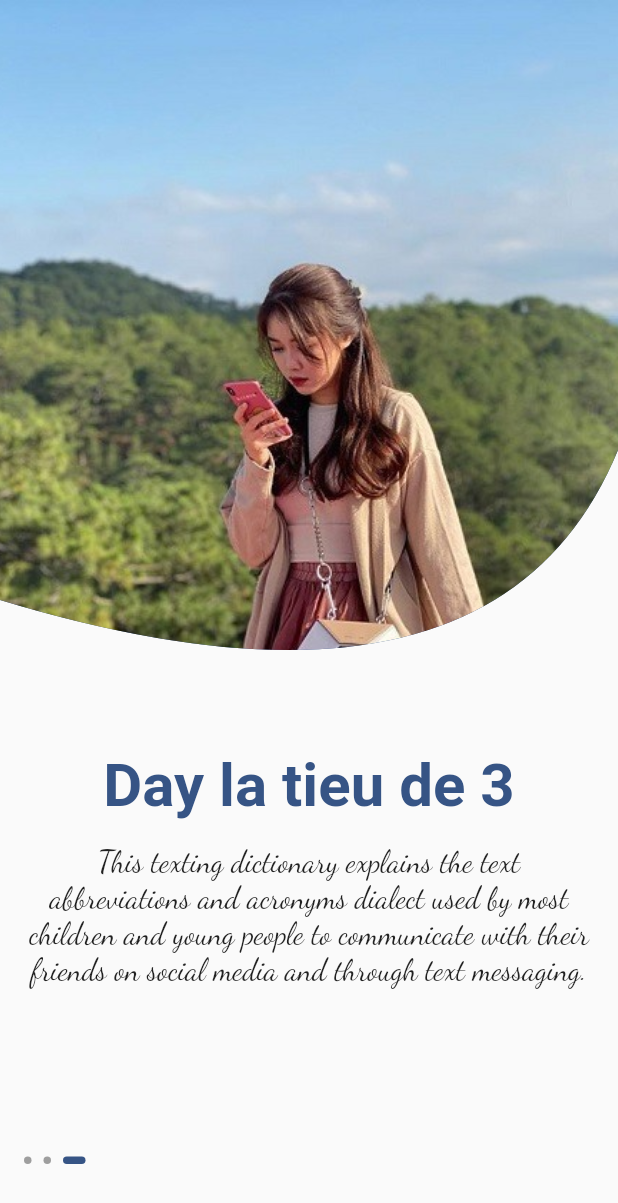
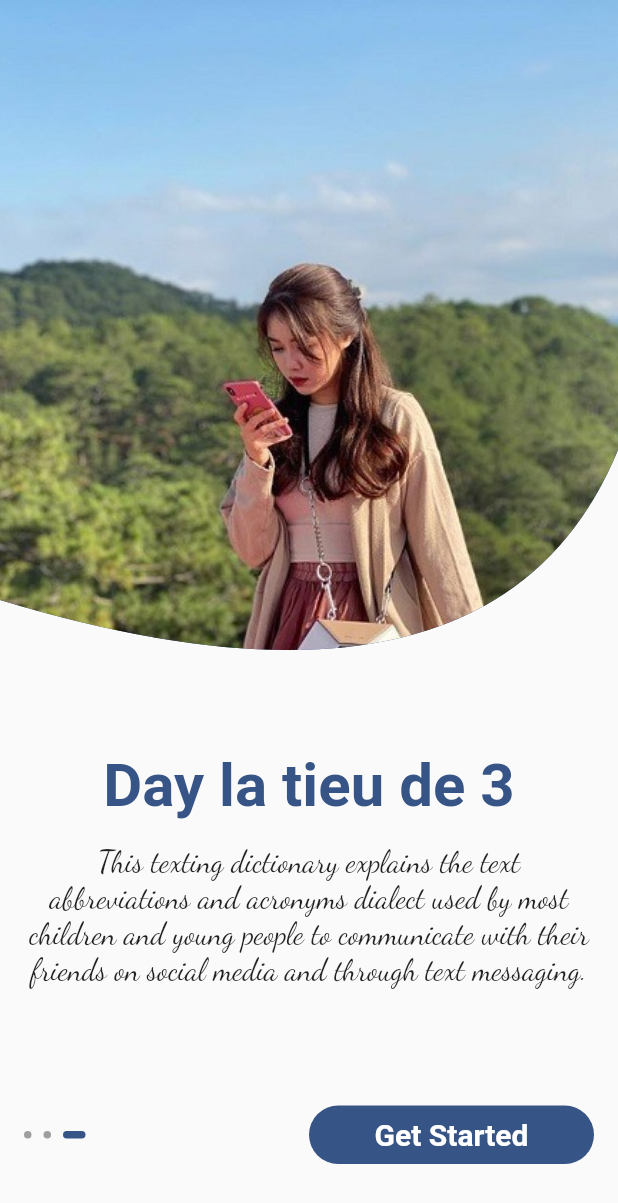
Before and after one commit to Kienns-work/thuctapchuyennganh14, a Flutter app: the screen it shows after launch, swiped to page 3, on a phone screen of 412 x 824 dp. Shown: the top 1203 px of the screen. Run offline on Flutter 3.47's test engine with Material 2 defaults, Android fonts, the light colour scheme and no system bars; drawn by our look-alikes of smooth_page_indicator; our stand-ins replace google_fonts; Roboto replaces fonts that are missing (Fasthand).

Commit message:
hoan thien intro screen

```diff
--- a/lib/core/constants/textstyle_constants.dart
+++ b/lib/core/constants/textstyle_constants.dart
@@ -29,6 +29,10 @@ extension ExtendedTextStyle on TextStyle {
     return copyWith(fontWeight: FontWeight.w400);
   }
 
+  TextStyle get bold {
+    return copyWith(fontWeight: FontWeight.bold);
+  }
+
   TextStyle get italic {
     return copyWith(
       fontWeight: FontWeight.normal,
--- a/lib/representation/screens/intro_screen.dart
+++ b/lib/representation/screens/intro_screen.dart
@@ -1,8 +1,12 @@
+import 'dart:async';
+
 import 'package:bookinghotel/core/constants/colors_constants.dart';
 import 'package:bookinghotel/core/constants/dimension_constants.dart';
 import 'package:bookinghotel/core/constants/textstyle_constants.dart';
 import 'package:bookinghotel/core/data/data_intro.dart';
 import 'package:bookinghotel/core/helpers/asset_helper.dart';
+import 'package:bookinghotel/representation/screens/main_screen.dart';
+import 'package:bookinghotel/representation/widgets/button_widget.dart';
 import 'package:flutter/material.dart';
 import 'package:flutter/src/widgets/framework.dart';
 import 'package:flutter/src/widgets/placeholder.dart';
@@ -21,6 +25,17 @@ class IntroScreen extends StatefulWidget {
 
 class _IntroScreenState extends State<IntroScreen> {
   final PageController _pageController = PageController();
+  final StreamController<int> _pageStreamController =
+      StreamController<int>.broadcast();
+  @override
+  void initState() {
+    // TODO: implement initState
+    super.initState();
+    _pageController.addListener(() {
+      _pageStreamController.add(_pageController.page!.toInt());
+    });
+  }
+
   @override
   Widget build(BuildContext context) {
     return Scaffold(
@@ -41,9 +56,12 @@ class _IntroScreenState extends State<IntroScreen> {
           Positioned(
             left: kDefaultPadding,
             bottom: kDefaultPadding * 3,
+            right: kDefaultPadding,
             child: Row(
               children: [
-                SmoothPageIndicator(
+                Expanded(
+                  flex: 5,
+                  child: SmoothPageIndicator(
                     effect: const ExpandingDotsEffect(
                       dotWidth: 5,
                       dotHeight: 5,
@@ -51,7 +69,32 @@ class _IntroScreenState extends State<IntroScreen> {
                     ),
                     controller: _pageController,
                     count: 3,
-                )
+                  ),
+                ),
+                StreamBuilder<int>(
+                    initialData: 0,
+                    stream: _pageStreamController.stream,
+                    builder: (context, snapshot) {
+                      return Expanded(
+                        flex: 5,
+                        child: ButtonWidget(
+                          title: snapshot.data != 2 ? "Next" : "Get Started",
+                          ontap: () => {
+                            if (_pageController.page != 2)
+                              {
+                                _pageController.nextPage(
+                                    duration: const Duration(milliseconds: 500),
+                                    curve: Curves.easeOutExpo)
+                              }
+                            else
+                              {
+                                Navigator.of(context)
+                                    .pushNamed(MainScreen.routeName)
+                              }
+                          },
+                        ),
+                      );
+                    })
               ],
             ),
           )
--- /dev/null
+++ b/lib/representation/screens/main_screen.dart
@@ -0,0 +1,17 @@
+import 'package:flutter/material.dart';
+
+class MainScreen extends StatefulWidget {
+  const MainScreen({super.key});
+  static const String routeName = "/main_screen";
+  @override
+  State<MainScreen> createState() => _MainScreenState();
+}
+
+class _MainScreenState extends State<MainScreen> {
+  @override
+  Widget build(BuildContext context) {
+    return const Center(
+      child: Text("MainApp"),
+    );
+  }
+}
--- a/lib/representation/widgets/button_widget.dart
+++ b/lib/representation/widgets/button_widget.dart
@@ -1,19 +1,29 @@
+import 'package:bookinghotel/core/constants/colors_constants.dart';
+import 'package:bookinghotel/core/constants/dimension_constants.dart';
 import 'package:bookinghotel/core/constants/textstyle_constants.dart';
 import 'package:flutter/material.dart';
-import 'package:flutter/src/widgets/framework.dart';
-import 'package:flutter/src/widgets/placeholder.dart';
 
 class ButtonWidget extends StatelessWidget {
-  const ButtonWidget({super.key, required this.title, this.ontap});
+  const ButtonWidget({super.key, required this.title, required this.ontap});
 
   final String title;
-  final Function? ontap;
+  final Function ontap;
   @override
   Widget build(BuildContext context) {
-    return Container(
-      child: Text(
-        title,
-        style: TextStyles.defaultStyle,
+    return GestureDetector(
+      onTap: () => ontap(),
+      child: Container(
+        padding: const EdgeInsets.symmetric(
+            vertical: kMediumPadding / 3, horizontal: kMediumPadding),
+        decoration: BoxDecoration(
+          color: ColorPlette.primaryColor,
+          borderRadius: BorderRadius.circular(20),
+        ),
+        child: Text(
+          title,
+          textAlign: TextAlign.center,
+          style: TextStyles.defaultStyle.whiteTextColor.bold,
+        ),
       ),
     );
   }
--- a/lib/routes.dart
+++ b/lib/routes.dart
@@ -1,8 +1,10 @@
 import 'package:bookinghotel/representation/screens/intro_screen.dart';
+import 'package:bookinghotel/representation/screens/main_screen.dart';
 import 'package:bookinghotel/representation/screens/splash_screen.dart';
 import 'package:flutter/material.dart';
 
 final Map<String, WidgetBuilder> routes = {
   SplashScreen.routeName: (context) => const SplashScreen(),
   IntroScreen.routeName: (context) => IntroScreen(),
+  MainScreen.routeName: (context) => MainScreen(),
 };
```
Lines whose indentation alone changed are shown as unchanged.
